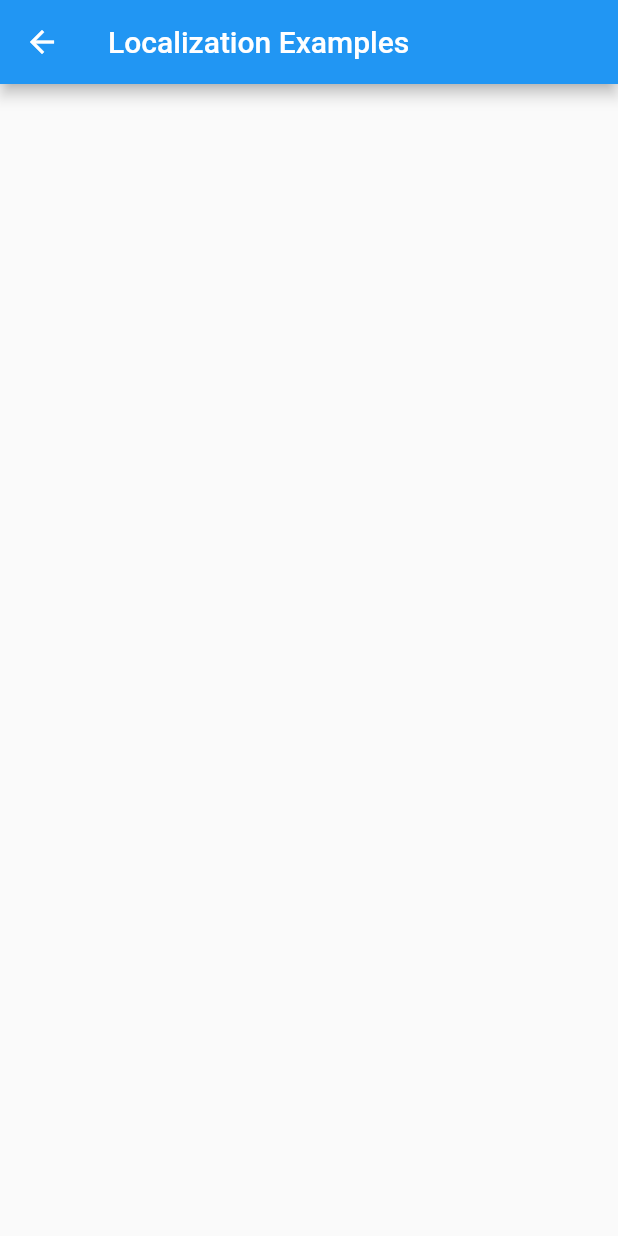
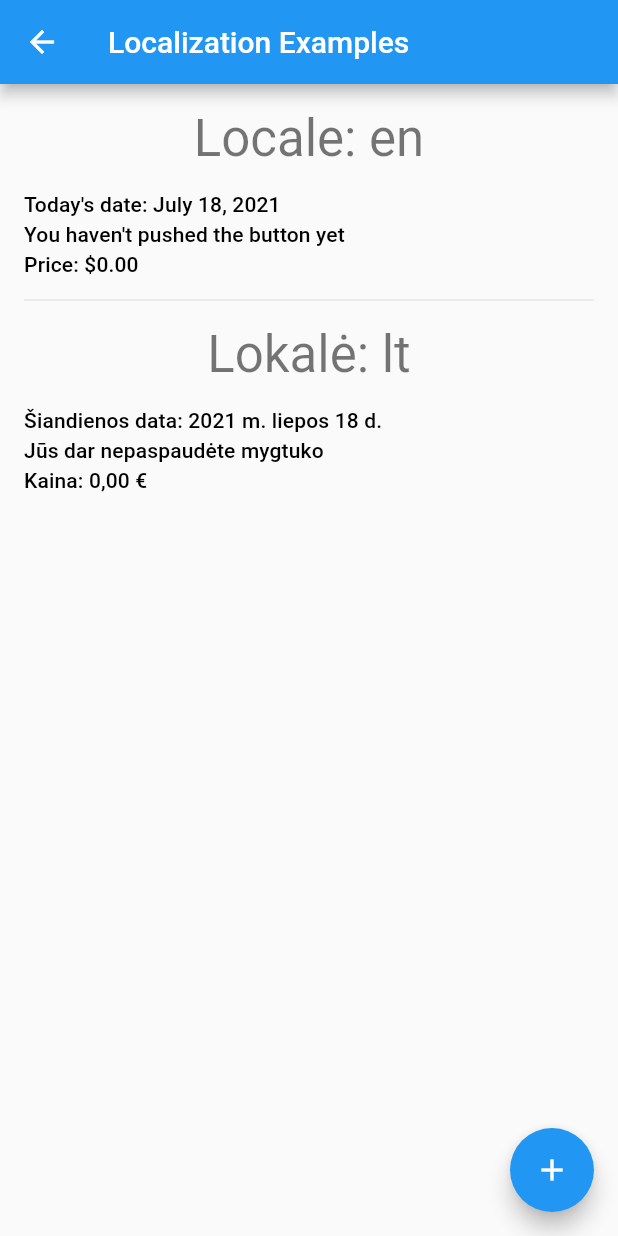
Before and after one commit to mkobuolys/flutter-code-generation, a Flutter app: the LocalizationExamples screen opened by its route, on a phone screen of 412 x 824 dp. Run offline on Flutter 3.47's test engine with Material 2 defaults, Android fonts, the phone set to English and light mode, and no system bars; generated files the repository leaves out were written again.

Commit message:
Implement localization examples

```diff
--- a/lib/l10n/arb/messages_en.arb
+++ b/lib/l10n/arb/messages_en.arb
@@ -7,5 +7,49 @@
   "localizationExamplesTitle": "Localization Examples",
   "@localizationExamplesTitle": {
     "description": "Localization examples page title."
+  },
+  "localizationExamplesLocaleText": "Locale: {locale}",
+  "@localizationExamplesLocaleText": {
+    "description": "Localization examples locale text.",
+    "placeholders": {
+      "locale": {
+        "type": "String",
+        "example": "en"
+      }
+    }
+  },
+  "localizationExamplesCurrentDateText": "Today's date: {date}",
+  "@localizationExamplesCurrentDateText": {
+    "description": "Localization examples current date and time text.",
+    "placeholders": {
+      "date": {
+        "type": "DateTime",
+        "format": "yMMMMd"
+      }
+    }
+  },
+  "localizationExamplesCurrencyText": "Price: {price}",
+  "@localizationExamplesCurrencyText": {
+    "description": "Localization examples current date and time text.",
+    "placeholders": {
+      "price": {
+        "type": "double",
+        "format": "simpleCurrency",
+        "optionalParameters": {
+          "decimalDigits": 2
+        }
+      }
+    }
+  },
+  "localizationExamplesButtonPressedText": "{count,plural, =0 {You haven't pushed the button yet} =1 {You have pushed the button once} other {You have pushed the button this many times: {count}}}",
+  "@localizationExamplesButtonPressedText": {
+    "description": "Localization examples button pressed example text.",
+    "placeholders": {
+      "count": {
+        "type": "int",
+        "format": "decimalPattern",
+        "example": "10"
+      }
+    }
   }
 }
--- a/lib/l10n/arb/messages_lt.arb
+++ b/lib/l10n/arb/messages_lt.arb
@@ -1,3 +1,9 @@
 {
-  "@@locale": "lt"
+  "@@locale": "lt",
+  "appTitle": "Flutter Code Generation",
+  "localizationExamplesTitle": "Lokalizacijos pavyzdžiai",
+  "localizationExamplesLocaleText": "Lokalė: {locale}",
+  "localizationExamplesCurrentDateText": "Šiandienos data: {date}",
+  "localizationExamplesCurrencyText": "Kaina: {price}",
+  "localizationExamplesButtonPressedText": "{count,plural, =0 {Jūs dar nepaspaudėte mygtuko} =1 {Jūs paspaudėte mygtuką vieną kartą} other {Jūs paspaudėte mygtuką tiek kartų: {count}}}"
 }
--- a/lib/navigation/pages/localization_examples.dart
+++ b/lib/navigation/pages/localization_examples.dart
@@ -2,18 +2,101 @@ import 'package:flutter/material.dart';
 
 import '../../l10n/l10n.dart';
 
-class LocalizationExamples extends StatelessWidget {
+class LocalizationExamples extends StatefulWidget {
   const LocalizationExamples();
 
   @override
+  _LocalizationExamplesState createState() => _LocalizationExamplesState();
+}
+
+class _LocalizationExamplesState extends State<LocalizationExamples> {
+  int _counter = 0;
+
+  void _incrementCounter() {
+    setState(() {
+      _counter++;
+    });
+  }
+
+  @override
   Widget build(BuildContext context) {
-    final l10n = context.l10n;
-
     return Scaffold(
       appBar: AppBar(
-        title: Text(l10n.localizationExamplesTitle),
+        title: Text(context.l10n.localizationExamplesTitle),
       ),
-      body: Container(),
+      body: SingleChildScrollView(
+        padding: const EdgeInsets.all(16.0),
+        child: Column(
+          crossAxisAlignment: CrossAxisAlignment.start,
+          children: [
+            _LocalizationExamplesContent(
+              languageCode: 'en',
+              counter: _counter,
+            ),
+            const Divider(height: 32.0),
+            _LocalizationExamplesContent(
+              languageCode: 'lt',
+              counter: _counter,
+            ),
+          ],
+        ),
+      ),
+      floatingActionButton: FloatingActionButton(
+        onPressed: _incrementCounter,
+        child: const Icon(Icons.add),
+      ), //
     );
   }
 }
+
+class _LocalizationExamplesContent extends StatelessWidget {
+  final String languageCode;
+  final int counter;
+
+  const _LocalizationExamplesContent({
+    required this.languageCode,
+    required this.counter,
+  });
+
+  @override
+  Widget build(BuildContext context) {
+    final textStyle = Theme.of(context).textTheme.subtitle2;
+
+    return Localizations.override(
+      context: context,
+      locale: Locale(languageCode),
+      child: Builder(
+        builder: (context) {
+          final l10n = context.l10n;
+
+          return Column(
+            crossAxisAlignment: CrossAxisAlignment.start,
+            children: [
+              Center(
+                child: Text(
+                  l10n.localizationExamplesLocaleText(languageCode),
+                  style: Theme.of(context).textTheme.headline4,
+                ),
+              ),
+              const SizedBox(height: 16.0),
+              Text(
+                l10n.localizationExamplesCurrentDateText(DateTime.now()),
+                style: textStyle,
+              ),
+              const SizedBox(height: 4.0),
+              Text(
+                l10n.localizationExamplesButtonPressedText(counter),
+                style: textStyle,
+              ),
+              const SizedBox(height: 4.0),
+              Text(
+                l10n.localizationExamplesCurrencyText(counter * 345.67),
+                style: textStyle,
+              ),
+            ],
+          );
+        },
+      ),
+    );
+  }
+}
```
Also changed, not shown: 1 other file.
